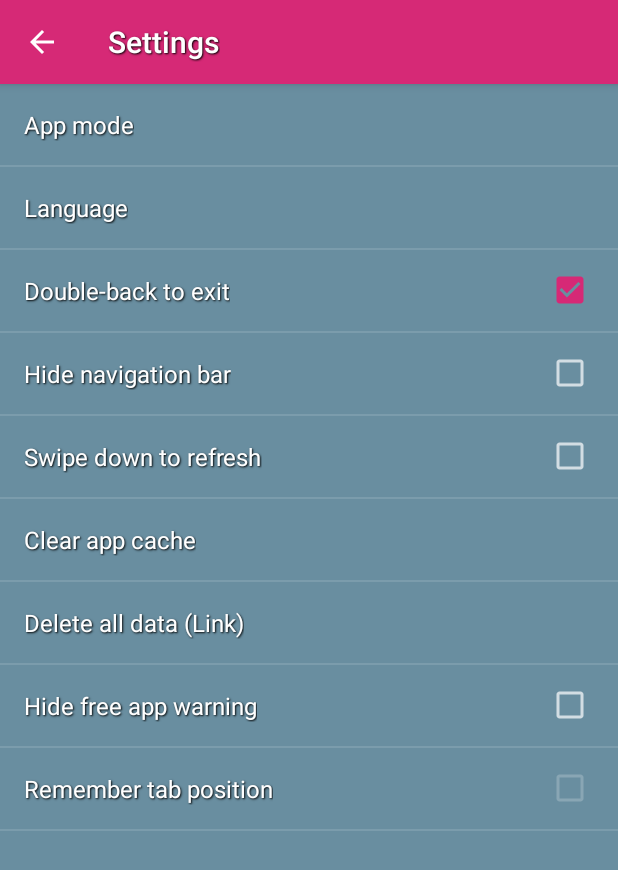
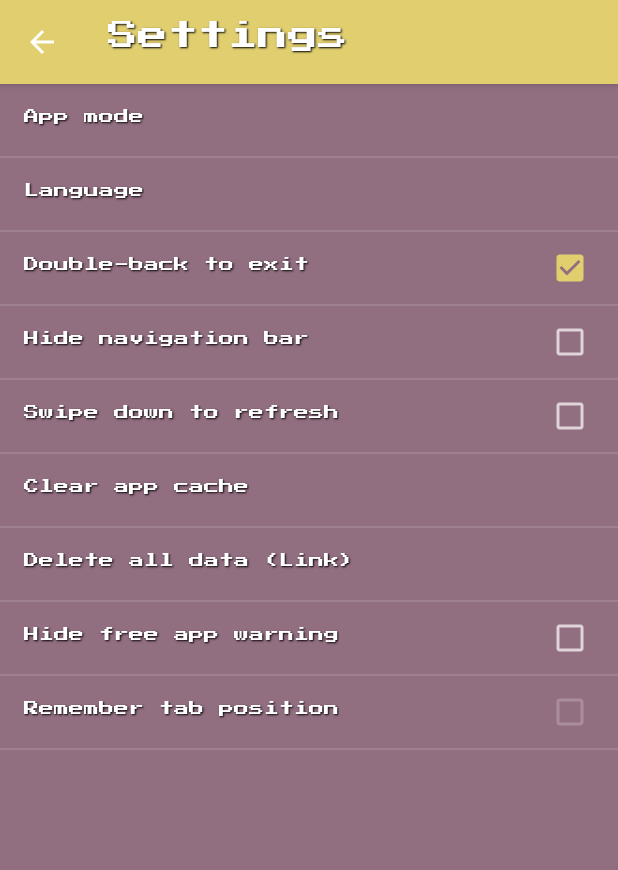
Before and after one commit to wennaspeedy/oneplaceforsocialnetworks, an Android app: the screen it shows after launch (SettingActivity), in the side drawer, after a tap on "Settings", on a phone screen of 412 x 824 dp. Shown: the top 870 px of the screen. Run offline under Robolectric (Android 15) with nearby library versions, the phone set to English and light mode, and no system bars; our stand-ins replace navigation-ui; 2 statements that could not run were skipped.

Commit message:
pismo, vzhled, long click na menu item!

```diff
--- a/app/build.gradle
+++ b/app/build.gradle
@@ -24,7 +24,7 @@ android {
         }
         debug {
             applicationIdSuffix ".debug"
-            resValue "string", "app_name", "1Place -debug"
+            resValue "string", "app_name", "1Place-debug"
             versionNameSuffix "-debug"
             debuggable true
         }
--- a/app/src/main/java/com/univap/oneplace/MainActivity.kt
+++ b/app/src/main/java/com/univap/oneplace/MainActivity.kt
@@ -1,31 +1,35 @@
 package com.univap.oneplace
 
+import android.annotation.SuppressLint
 import android.content.Context
-import androidx.appcompat.app.AlertDialog
-
 import android.content.DialogInterface
 import android.content.Intent
 import android.content.SharedPreferences
 import android.net.Uri
-import androidx.appcompat.app.AppCompatActivity
 import android.os.Bundle
 import android.os.Handler
+import android.preference.PreferenceManager
+import android.view.Menu
+import android.view.MenuItem
+import android.view.View
+import android.view.View.OnLongClickListener
+import android.widget.ImageView
 import android.widget.Toast
+import androidx.appcompat.app.AlertDialog
+import androidx.appcompat.app.AppCompatActivity
+import androidx.core.view.GravityCompat
 import androidx.navigation.NavController
 import androidx.navigation.Navigation
 import androidx.navigation.ui.NavigationUI
 import androidx.navigation.ui.setupWithNavController
-import kotlinx.android.synthetic.main.activity_main.*
-import android.os.StrictMode
-import android.preference.PreferenceManager
-import android.view.*
-import androidx.core.view.GravityCompat
 import com.google.android.material.navigation.NavigationView
-import kotlinx.android.synthetic.main.maincontent.*
-import java.util.*
 import com.univap.oneplace.settings.CustomActivity
 import com.univap.oneplace.settings.FbSettingActivity
 import com.univap.oneplace.settings.SettingActivity
+import kotlinx.android.synthetic.main.activity_main.*
+import kotlinx.android.synthetic.main.maincontent.*
+import java.util.*
+
 
 class MainActivity : AppCompatActivity(), NavigationView.OnNavigationItemSelectedListener {
     private var doubleBackToExitPressedOnce = true
@@ -33,6 +37,7 @@ class MainActivity : AppCompatActivity(), NavigationView.OnNavigationItemSelecte
     //lateinit var mAdView : AdView
     var sharedPref: SharedPreferences? =  null
     private var locale: Locale? = null
+    @SuppressLint("ResourceType")
     override fun onCreate(savedInstanceState: Bundle?) {
         super.onCreate(savedInstanceState)
 
@@ -44,8 +49,9 @@ class MainActivity : AppCompatActivity(), NavigationView.OnNavigationItemSelecte
 
 
        /* AdBlocker.init(this, Schedulers.io());*/
+        //theme.applyStyle(R.style.AppTheme2,true)
+
         setContentView(R.layout.activity_main)
-
 
         navController = Navigation.findNavController(this, R.id.fragment)
 
@@ -66,8 +72,15 @@ class MainActivity : AppCompatActivity(), NavigationView.OnNavigationItemSelecte
         if (fbPref) {
             menu.add(Menu.NONE, R.id.facebookFragment, Menu.NONE, "Facebook")
                 .setIcon(R.drawable.ic_fb)
+
+
             bottomNav.setupWithNavController(navController);
+            val view = findViewById<View>(R.id.facebookFragment) // BottomNavigationView menu item id
 
+            view.setOnLongClickListener {
+                drawer_layout.openDrawer(GravityCompat.START)
+                false
+            }
             if(!isFirst){
                 bottomNav.setSelectedItemId(R.id.facebookFragment);
                 isFirst = true
@@ -78,7 +91,12 @@ class MainActivity : AppCompatActivity(), NavigationView.OnNavigationItemSelecte
             menu.add(Menu.NONE, R.id.twitterFragment, Menu.NONE, "Twitter")
                 .setIcon(R.drawable.ic_tw)
             bottomNav.setupWithNavController(navController);
+            val view = findViewById<View>(R.id.twitterFragment) // BottomNavigationView menu item id
 
+            view.setOnLongClickListener {
+                drawer_layout.openDrawer(GravityCompat.START)
+                false
+            }
             if(!isFirst){
                 bottomNav.setSelectedItemId(R.id.twitterFragment);
                 isFirst = true
@@ -88,6 +106,12 @@ class MainActivity : AppCompatActivity(), NavigationView.OnNavigationItemSelecte
             menu.add(Menu.NONE, R.id.instaFragment, Menu.NONE, "Instagram")
                 .setIcon(R.drawable.ic_ig)
             bottomNav.setupWithNavController(navController);
+            val view = findViewById<View>(R.id.instaFragment) // BottomNavigationView menu item id
+
+            view.setOnLongClickListener {
+                drawer_layout.openDrawer(GravityCompat.START)
+                false
+            }
             if(!isFirst){
                 bottomNav.setSelectedItemId(R.id.instaFragment);
                 isFirst = true
@@ -97,6 +121,12 @@ class MainActivity : AppCompatActivity(), NavigationView.OnNavigationItemSelecte
             menu.add(Menu.NONE, R.id.linkedinFragment, Menu.NONE, "LinkedIn")
                 .setIcon(R.drawable.ic_lidark)
             bottomNav.setupWithNavController(navController);
+            val view = findViewById<View>(R.id.linkedinFragment) // BottomNavigationView menu item id
+
+            view.setOnLongClickListener {
+                drawer_layout.openDrawer(GravityCompat.START)
+                false
+            }
             if(!isFirst){
                 bottomNav.setSelectedItemId(R.id.linkedinFragment);
                 isFirst = true
@@ -106,6 +136,12 @@ class MainActivity : AppCompatActivity(), NavigationView.OnNavigationItemSelecte
             menu.add(Menu.NONE, R.id.redditFragment, Menu.NONE, "Reddit")
                 .setIcon(R.drawable.ic_reddit)
             bottomNav.setupWithNavController(navController);
+            val view = findViewById<View>(R.id.redditFragment) // BottomNavigationView menu item id
+
+            view.setOnLongClickListener {
+                drawer_layout.openDrawer(GravityCompat.START)
+                false
+            }
             if(!isFirst){
                 bottomNav.setSelectedItemId(R.id.redditFragment);
                 isFirst = true
@@ -114,7 +150,14 @@ class MainActivity : AppCompatActivity(), NavigationView.OnNavigationItemSelecte
         if (gnPref) {
             menu.add(Menu.NONE, R.id.newsFragment, Menu.NONE, R.string.gnews)
                 .setIcon(R.drawable.ic_news)
+
             bottomNav.setupWithNavController(navController);
+            val view = findViewById<View>(R.id.newsFragment) // BottomNavigationView menu item id
+
+            view.setOnLongClickListener {
+                drawer_layout.openDrawer(GravityCompat.START)
+                false
+            }
             if(!isFirst){
                 bottomNav.setSelectedItemId(R.id.newsFragment);
                 isFirst = true
@@ -122,6 +165,12 @@ class MainActivity : AppCompatActivity(), NavigationView.OnNavigationItemSelecte
         }
 
 
+        val view = findViewById<View>(R.id.facebookFragment) // BottomNavigationView menu item id
+
+        view.setOnLongClickListener {
+            drawer_layout.openDrawer(GravityCompat.START)
+            false
+        }
 
         val hidenavi = sharedPref!!.getBoolean("hidenavi", false)
         if(hidenavi){bottomNav.setVisibility(View.GONE);}
@@ -131,7 +180,7 @@ class MainActivity : AppCompatActivity(), NavigationView.OnNavigationItemSelecte
         //Nastav listener na akce pro vysouvaci panel
         nav_view.setNavigationItemSelectedListener(this)
 
-        println("showfr: "+showfr)
+        //println("showfr: "+showfr)
             //show and load support window
             if (!showfr) {
 
@@ -257,6 +306,7 @@ class MainActivity : AppCompatActivity(), NavigationView.OnNavigationItemSelecte
             }
     }
 
+
     override fun onNavigationItemSelected(item: MenuItem): Boolean {
         when (item.itemId) {
 
--- a/app/src/main/java/com/univap/oneplace/fragments/FacebFragment.kt
+++ b/app/src/main/java/com/univap/oneplace/fragments/FacebFragment.kt
@@ -56,11 +56,11 @@ class FacebFragment : Fragment() {
         inflater: LayoutInflater, container: ViewGroup?,
         savedInstanceState: Bundle?
     ): View? {
+
         super.onCreate(savedInstanceState)
-
         setRetainInstance(true)
         val v = inflater.inflate(R.layout.fragment_faceb, container, false)
-        val fragmentManager = getFragmentManager()
+        //val fragmentManager = getFragmentManager()
         val mySwipeRefreshLayout = v.findViewById(R.id.swipeContainer) as SwipeRefreshLayout
         sharedPref = PreferenceManager.getDefaultSharedPreferences(context)
         sharedPref!!.edit().putString("src", src).commit()
@@ -76,6 +76,10 @@ class FacebFragment : Fragment() {
         //AdBlocker.init(this!!.context!!, Schedulers.io());
         viewStartImgRotate(img!!, this!!.context!!)
         SetFbTheme(context!!,/* pbar!!,*/ navimenu!!)  //Dynamically setting of facebook theme
+
+       // context!!.theme.applyStyle(R.style.AppTheme2,false)
+
+
         myWebView = v.findViewById(R.id.webview) as WebView
         if (!viewIsOnline(context!!)) {
             myWebView!!.loadUrl(DEFAULT_ERROR_PAGE_PATH);
--- /dev/null
+++ b/app/src/main/res/font/pressstart.xml
@@ -0,0 +1,16 @@
+<?xml version="1.0" encoding="utf-8"?>
+<font-family xmlns:tools="http://schemas.android.com/tools" xmlns:android="http://schemas.android.com/apk/res/android"
+        xmlns:app="http://schemas.android.com/apk/res-auto">
+    <font
+
+            app:font="@font/presstart"
+            app:fontStyle="normal"
+            />
+
+    <font
+            app:font="@font/presstart"
+            app:fontStyle="italic"
+            />
+
+
+</font-family>
--- a/app/src/main/res/layout/activity_main.xml
+++ b/app/src/main/res/layout/activity_main.xml
@@ -23,12 +23,11 @@
             android:layout_width="wrap_content"
             android:layout_height="match_parent"
             android:layout_gravity="start"
-            android:background="@color/colorMenuBack"
+
 
             app:headerLayout="@layout/nav_header_main"
             app:menu="@menu/activity_main_drawer"
-            app:itemIconTint="@color/colorWhite"
-            app:itemTextColor="@color/colorWhite"
+
             app:theme="@style/NavigationDrawerStyle"
 
 
--- a/app/src/main/res/layout/nav_header_main.xml
+++ b/app/src/main/res/layout/nav_header_main.xml
@@ -3,14 +3,14 @@
               android:id="@+id/nav_header"
               android:layout_width="match_parent"
               android:layout_height="130dp"
-              android:background="@drawable/clouds"
+              android:background="@color/bg1"
               android:clickable="false"
               android:focusable="false"
 
               android:gravity="bottom"
               android:orientation="vertical"
 
-              android:theme="@style/Base.Theme.AppCompat.Light"
+
 
 >
     <TextView
@@ -29,7 +29,7 @@ android:gravity="center"
             android:id="@+id/nav_header_imageView"
             android:layout_width="match_parent"
             android:layout_height="match_parent"
-            android:src="@drawable/freepoo_logo_new1"
+            android:src="@drawable/placemenuup"
     />
 
 
--- a/app/src/main/res/menu/activity_main_drawer.xml
+++ b/app/src/main/res/menu/activity_main_drawer.xml
@@ -2,6 +2,7 @@
 <menu xmlns:android="http://schemas.android.com/apk/res/android"
       xmlns:tools="http://schemas.android.com/tools"
       tools:showIn="nav_view"
+
 >
 <!--
     <group android:checkableBehavior="single">
--- a/app/src/main/res/values/colors.xml
+++ b/app/src/main/res/values/colors.xml
@@ -25,4 +25,11 @@
     <color name="colorFBGreen">#00FF00</color>
     <color name="colorMenuBack">#698EA0</color>
     <color name="colorNews">#4285f4</color>
+
+    <color name="bg1">#926E81</color>
+    <color name="bg2">#E1CF6F</color>
+    <color name="bg3">#141414</color>
+    <color name="bg4">#5B8AA0</color>
+    <color name="bg5">#4D924F</color>
+
 </resources>
--- a/app/src/main/res/values/styles.xml
+++ b/app/src/main/res/values/styles.xml
@@ -1,18 +1,24 @@
 <resources>
+    <style name="AppTheme2" parent="Theme.AppCompat.Light">
+        <!-- Customize your theme here. -->
+        <item name="colorPrimary">@color/bg4</item>
+        <item name="colorPrimaryDark">@color/bg5</item> <!-- barva horniho panelu telefonu!-->
 
+
+    </style>
     <!-- Base application theme. -->
     <style name="AppTheme" parent="Theme.AppCompat.Light">
         <!-- Customize your theme here. -->
-        <item name="colorPrimary">@color/colorFBblue</item>
-        <item name="colorPrimaryDark">@color/colorFBblue</item>
-        <item name="colorAccent">@color/colorFBblue</item>
-        <item name="actionBarItemBackground">@color/colorFBblue</item>
-        <item name="colorBackgroundFloating">@color/colorFBblue</item>
+        <item name="colorPrimary">@color/bg1</item>
+        <item name="colorPrimaryDark">@color/bg1</item> <!-- barva horniho panelu telefonu!-->
+        <item name="colorAccent">@color/bg1</item>
+        <item name="actionBarItemBackground">@color/bg1</item>
+        <item name="colorBackgroundFloating">@color/bg1</item>
         <item name="android:textViewStyle">@style/RobotoTextViewStyle</item>
         <item name="buttonStyle">@style/RobotoButtonStyle</item>
         <item name="itemTextAppearance">@style/NavimenuStyle</item>
         <item name="android:windowDisablePreview">true</item>
-
+        <item name="android:textSize">8sp</item> <!-- velikost pisma spodni panel!-->
         <item name="alertDialogTheme">@style/AlertDialogTheme</item>
         <item name="listMenuViewStyle">@style/NavigationDrawerStyle</item>
         <item name="android:preferenceScreenStyle">@style/PreferenceScreen</item>
@@ -24,45 +30,54 @@
 
 
     <style name="RobotoTextViewStyle" parent="android:Widget.TextView">
-        <item name="android:fontFamily">@font/montserrat</item>
+        <item name="android:fontFamily">@font/pressstart</item>
+
+
     </style>
 
     <style name="RobotoButtonStyle" parent="android:Widget.Holo.Button">
-        <item name="android:fontFamily">@font/montserrat</item>
+        <item name="android:fontFamily">@font/pressstart</item>
+
+
     </style>
-    <style name="NavimenuStyle">
-        <item name="android:fontFamily">@font/montserrat</item>
+    <style name="NavimenuStyle"> <!-- levypanel-->
+        <item name="android:fontFamily">@font/pressstart</item>
+        <item name="android:textSize">10sp</item>
+
 
     </style>
 
     <!--START alert dialog-->
     <style name="AlertDialogTheme" parent="Theme.AppCompat.Light.Dialog.Alert">
-        <item name="android:fontFamily">@font/montserrat</item>
-        <item name="colorAccent">@color/colorFBBlack</item>
-        <item name="android:textColorPrimary">@color/colorWhite</item>
-        <item name="android:windowBackground">@color/colorMenuBack</item>
+        <item name="android:fontFamily">@font/pressstart</item>
+        <item name="android:textSize">10sp</item>
+        <item name="colorAccent">@color/colorWhite</item> <!-- TEXT tlacitek in dialog-->
+        <item name="android:textColorPrimary">@color/bg2</item> <!-- TEXT in dialog-->
+        <item name="android:windowBackground">@color/bg1</item>
         <item name="android:windowTitleStyle">@style/MyTitleTextStyle</item>
         <item name="android:shadowColor">@color/colorFBBlack</item>
         <item name="android:shadowDx">2</item>
         <item name="android:shadowDy">2</item>
         <item name="android:shadowRadius">2</item>
         <item name="android:colorControlNormal">@color/colorFBBlack</item>
-        <item name="android:colorControlActivated">@color/colorIGpink</item>
+        <item name="android:colorControlActivated">@color/bg2</item>
     </style>
 
     <style name="MyTitleTextStyle">
-        <item name="android:textColor">@color/colorIGpink</item><!-- HEADER-->
-        <item name="android:textSize">20sp</item>
-        <item name="android:fontFamily">@font/montserrat</item>
+        <item name="android:textColor">@color/colorWhite</item><!-- HEADER TEXT in dialog-->
+        <item name="android:textSize">12sp</item>
+        <item name="android:fontFamily">@font/pressstart</item>
         <item name="android:textAppearance">@style/TextAppearance.AppCompat.Title</item>
-        <item name="android:colorButtonNormal">@color/colorIGpink</item>
+        <item name="android:colorButtonNormal">@color/bg2</item>
     </style>
     <!--END alert dialog-->
 
-    <!--START navimenu-->
+    <!--START left navimenu-->
     <style name="NavigationDrawerStyle">
         <item name="android:alertDialogTheme">@style/AlertDialogTheme</item>
-        <item name="android:textSize">16sp</item>
+        <item name="android:fontFamily">@font/pressstart</item>
+        <item name="android:textSize">10sp</item>
+        <item name="android:windowBackground">@color/bg1</item>
         <item name="android:shadowColor">#000000</item>
         <item name="android:shadowDx">1</item>
         <item name="android:shadowDy">1</item>
@@ -73,21 +88,29 @@
         <item name="listPreferredItemPaddingLeft">8dp</item>
         <item name="android:listPreferredItemPaddingRight">8dp</item>
         <item name="listPreferredItemPaddingRight">8dp</item>
-    </style>
-    <!--END navimenu-->
+        <item name="itemTextColor">@color/colorWhite</item>
+        <item name="itemIconTint">@color/bg2</item>
 
+    <!-- app:itemIconTint="@color/bg2"
+     app:itemTextColor="@color/colorWhite"-->
+ </style>
+ <!--END navimenu-->
+
+    <!-- vnitrek setting-->
     <style name="PreferenceScreen" parent="Theme.AppCompat">
+        <item name="android:fontFamily">@font/pressstart</item>
         <item name="android:textColorPrimary">@color/colorWhite</item><!-- HEADER-->
         <item name="android:textColor">@color/colorWhite</item><!-- ITEMS-->
-        <item name="android:textSize">16sp</item>
+        <item name="android:textSize">10sp</item>
         <item name="android:shadowColor">#000000</item>
         <item name="android:shadowDx">1</item>
         <item name="android:shadowDy">1</item>
         <item name="android:shadowRadius">1</item>
-        <item name="colorPrimary">@color/colorIGpink</item>
-        <item name="colorPrimaryDark">@color/colorIGpink</item>
-        <item name="colorAccent">@color/colorIGpink</item>
-        <item name="android:windowBackground">@color/colorMenuBack</item>
+        <item name="colorPrimary">@color/bg2</item>
+        <item name="colorPrimaryDark">@color/bg2</item>
+        <item name="colorAccent">@color/bg2</item>
+        <!--<item name="android:windowBackground">@color/colorMenuBack</item>-->
+        <item name="android:windowBackground">@color/bg1</item>
         <item name="android:alertDialogTheme">@style/AlertDialogTheme</item>
         <item name="alertDialogTheme">@style/AlertDialogTheme</item>
     </style>
```
Also changed, not shown: app/src/main/res/drawable-xxhdpi/background.png (added), app/src/main/res/drawable-xxhdpi/placemenuup.png (added), app/src/main/res/font/presstart.ttf (added).
